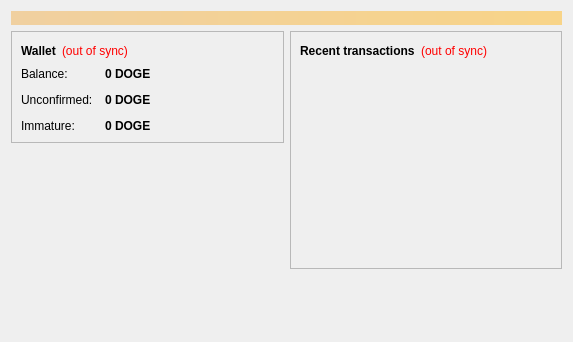
Before: the Qt Designer form src/qt/forms/overviewpage.ui in alexwasspammed/test1, drawn with Qt 5.
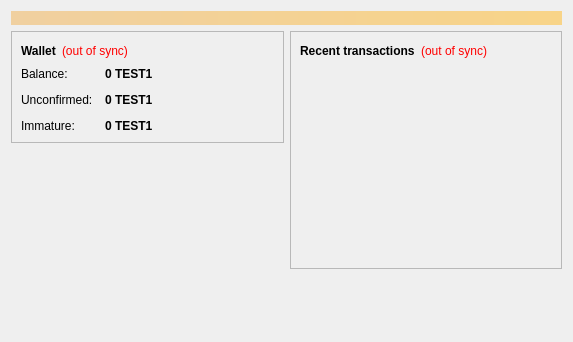
After: the same form once the commit is applied. Icons and pictures are not drawn.

Diff of the .ui file:
```diff
--- a/src/qt/forms/overviewpage.ui
+++ b/src/qt/forms/overviewpage.ui
@@ -122,7 +122,7 @@
                <string>Your current balance</string>
               </property>
               <property name="text">
-               <string notr="true">0 DOGE</string>
+               <string notr="true">0 TEST1</string>
               </property>
               <property name="textInteractionFlags">
                <set>Qt::LinksAccessibleByMouse|Qt::TextSelectableByKeyboard|Qt::TextSelectableByMouse</set>
@@ -151,7 +151,7 @@
                <string>Total of transactions that have yet to be confirmed, and do not yet count toward the current balance</string>
               </property>
               <property name="text">
-               <string notr="true">0 DOGE</string>
+               <string notr="true">0 TEST1</string>
               </property>
               <property name="textInteractionFlags">
                <set>Qt::LinksAccessibleByMouse|Qt::TextSelectableByKeyboard|Qt::TextSelectableByMouse</set>
@@ -177,7 +177,7 @@
                <string>Mined balance that has not yet matured</string>
               </property>
               <property name="text">
-               <string notr="true">0 DOGE</string>
+               <string notr="true">0 TEST1</string>
               </property>
               <property name="textInteractionFlags">
                <set>Qt::LinksAccessibleByMouse|Qt::TextSelectableByKeyboard|Qt::TextSelectableByMouse</set>
```
Left out of the diff: 4 changed lines with no effect on the pictures.
